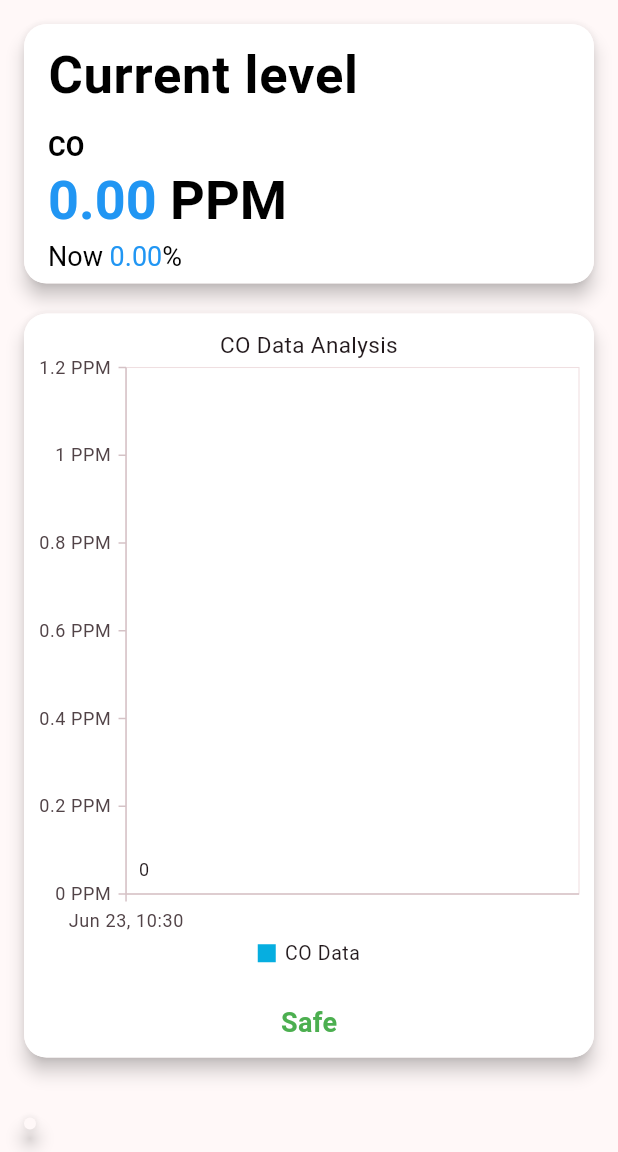
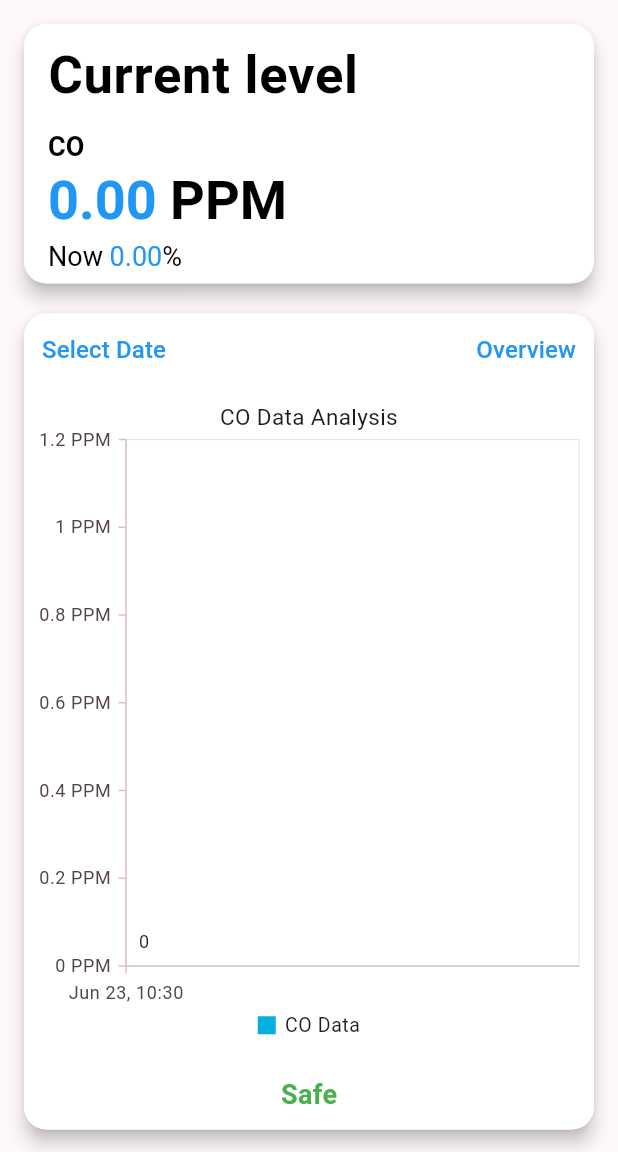
Before and after one commit to musakpg/COSense, a Flutter app: the HomePage screen opened directly, on a phone screen of 412 x 824 dp, the part 84-1236 px from its top. Run offline on Flutter 3.47's test engine with Material 3 defaults, Android fonts, the phone set to English and light mode, and no system bars; our stand-ins replace charts_flutter, cloud_firestore, firebase_auth, firebase_core, firebase_database, firebase_messaging and 4 more; missing offline and left inert: sendgrid_mailer, workmanager; accounts and stored records are empty; statements that could not run were skipped.

Commit message:
23 June 2024 Graph improvised with date selction

```diff
--- a/lib/page/homePage.dart
+++ b/lib/page/homePage.dart
@@ -35,6 +35,8 @@ class _HomePageState extends State<HomePage> {
   double longitude = 0;
 
   CODataPoint? selectedDataPoint;
+  DateTime? selectedDate;
+  bool showAllData = false;
 
   late FirebaseDatabase database;
   final FirebaseFirestore _firestore = FirebaseFirestore.instance;
@@ -45,6 +47,7 @@ class _HomePageState extends State<HomePage> {
   late List<CODataPoint> _chartData;
   late TooltipBehavior _tooltipBehavior;
   late ZoomPanBehavior _zoomPanBehavior;
+  final GlobalKey<SfCartesianChartState> _chartKey = GlobalKey();
 
   @override
   void initState() {
@@ -198,6 +201,46 @@ class _HomePageState extends State<HomePage> {
     } catch (e) {
       print('Error saving data to Firestore: $e');
     }
+  }
+
+  DateTime _getVisibleMinimum() {
+    if (showAllData || selectedDate == null || coDataPoints.isEmpty) {
+      return coDataPoints.isNotEmpty ? coDataPoints.first.time : DateTime.now();
+    }
+    final startOfDay = DateTime(selectedDate!.year, selectedDate!.month, selectedDate!.day);
+    return startOfDay;
+  }
+
+  DateTime _getVisibleMaximum() {
+    if (showAllData || selectedDate == null || coDataPoints.isEmpty) {
+      return coDataPoints.isNotEmpty ? coDataPoints.last.time : DateTime.now();
+    }
+    final startOfNextDay = DateTime(selectedDate!.year, selectedDate!.month, selectedDate!.day + 1);
+    return startOfNextDay;
+  }
+
+  void _selectDate(BuildContext context) async {
+    final DateTime? picked = await showDatePicker(
+      context: context,
+      initialDate: selectedDate ?? DateTime.now(),
+      firstDate: DateTime(2021),
+      lastDate: DateTime.now(),
+    );
+    if (picked != null) {
+      setState(() {
+        selectedDate = picked;
+        showAllData = false;
+        _zoomPanBehavior.reset(); // Reset zoom and pan state before setting new visible range
+      });
+    }
+  }
+
+  void _showAllData() {
+    setState(() {
+      showAllData = true;
+      selectedDate = null;
+      _zoomPanBehavior.reset(); // Reset zoom and pan state to show all data
+    });
   }
 
   @override
@@ -362,10 +405,30 @@ class _HomePageState extends State<HomePage> {
                   child: Column(
                     crossAxisAlignment: CrossAxisAlignment.stretch,
                     children: [
+                      Row(
+                        mainAxisAlignment: MainAxisAlignment.spaceBetween,
+                        children: [
+                          TextButton(
+                            onPressed: () => _selectDate(context),
+                            child: Text(
+                              'Select Date',
+                              style: TextStyle(color: Colors.blue, fontSize: 16),
+                            ),
+                          ),
+                          TextButton(
+                            onPressed: _showAllData,
+                            child: Text(
+                              'Overview',
+                              style: TextStyle(color: Colors.blue, fontSize: 16),
+                            ),
+                          ),
+                        ],
+                      ),
                       SizedBox(
                         height: 450,
                         child: coDataPoints.isNotEmpty
                             ? SfCartesianChart(
+                          key: _chartKey,
                           title: ChartTitle(text: 'CO Data Analysis'),
                           legend: Legend(isVisible: true),
                           tooltipBehavior: _tooltipBehavior,
@@ -374,9 +437,9 @@ class _HomePageState extends State<HomePage> {
                             edgeLabelPlacement: EdgeLabelPlacement.shift,
                             dateFormat: DateFormat('MMM d, H:mm'), // Date and hour to hour format
                             intervalType: DateTimeIntervalType.hours, // Set the interval type to hours
+                            visibleMinimum: _getVisibleMinimum(),
+                            visibleMaximum: _getVisibleMaximum(),
                             interactiveTooltip: InteractiveTooltip(enable: false),
-                            zoomFactor: calculateZoomFactor(),
-                            zoomPosition: 0,
                             majorGridLines: MajorGridLines(width: 0), // Remove X-axis grid lines
                           ),
                           primaryYAxis: NumericAxis(
@@ -477,8 +540,8 @@ class _HomePageState extends State<HomePage> {
                 ),
               SizedBox(height: 20.0),
               Material(
-                elevation: 5.0,  // Adjust the elevation value as needed
-                shadowColor: Colors.black,  // Black shadow color
+                elevation: 5.0, // Adjust the elevation value as needed
+                shadowColor: Colors.black, // Black shadow color
                 borderRadius: BorderRadius.circular(15.0),
                 child: Card(
                   color: Colors.white,
@@ -810,19 +873,6 @@ class _HomePageState extends State<HomePage> {
   List<CODataPoint> getChartData() {
     return coDataPoints;
   }
-
-  double calculateZoomFactor() {
-    if (coDataPoints.isEmpty) return 1.0;
-
-    final totalDuration = coDataPoints.last.time.difference(coDataPoints.first.time).inMinutes;
-    final oneHourInMinutes = 60;
-
-    if (totalDuration == 0) {
-      return 1.0;
-    }
-
-    return (totalDuration > oneHourInMinutes) ? oneHourInMinutes / totalDuration : 1.0;
-  }
 }
 
 class CODataPoint {
```
